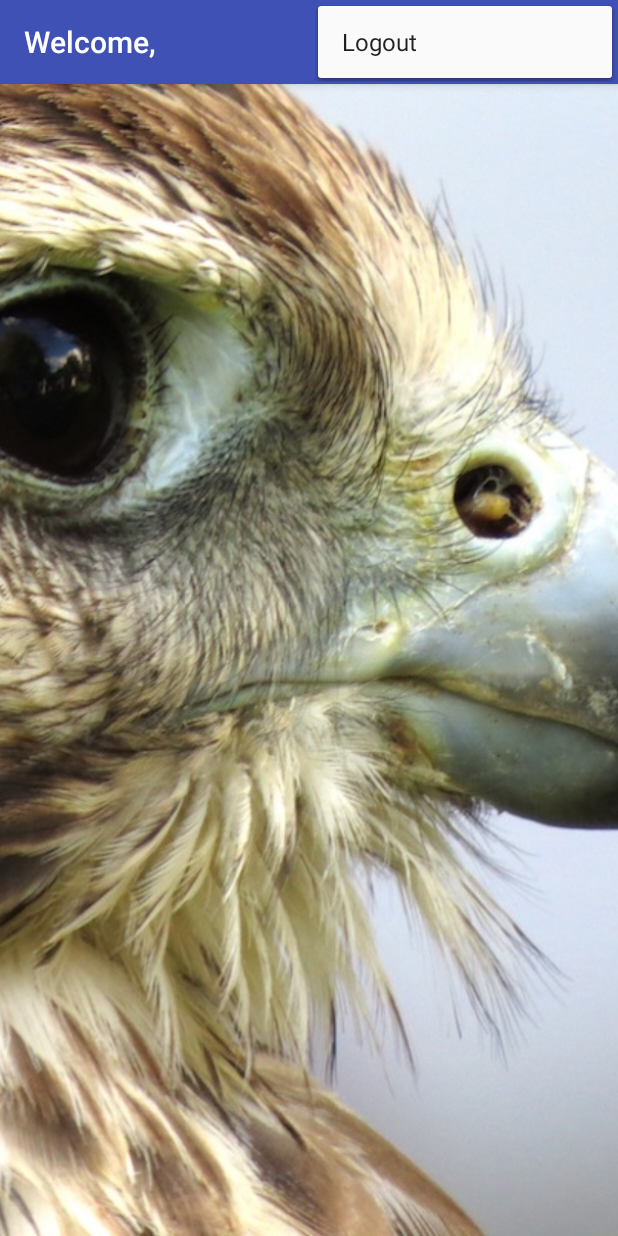
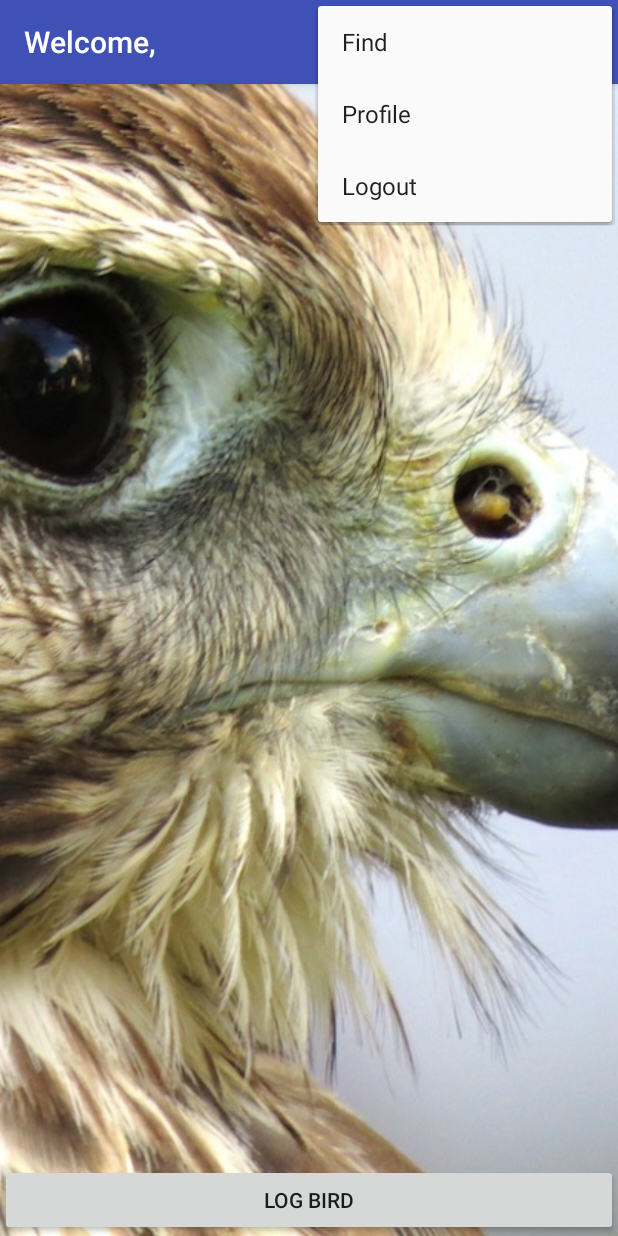
Before and after one commit to SandroMateo/FeatherFinder, an Android app: the screen it shows after launch once a user with an empty profile is signed in (MainActivity), with the options menu open, on a phone screen of 412 x 824 dp. Run offline under Robolectric (Android 15) with nearby library versions, the phone set to English and light mode, and no system bars; our stand-ins replace ButterKnife, Firebase (no records; nobody signed in at launch, a user with empty details on screens opened directly); 1 statement that could not run was skipped.

Commit message:
add profile item and find item to main dropdown menu, and create intent to go to LogBirdActivity when logBirdButton is clicked

```diff
--- a/FeatherFinder/app/src/main/AndroidManifest.xml
+++ b/FeatherFinder/app/src/main/AndroidManifest.xml
@@ -12,7 +12,7 @@
 
     <application
         android:allowBackup="true"
-        android:icon="@mipmap/ic_launcher"
+        android:icon="@drawable/icon"
         android:label="@string/app_name"
         android:supportsRtl="true"
         android:theme="@style/AppTheme">
--- a/FeatherFinder/app/src/main/java/com/epicodus/featherfinder/ui/MainActivity.java
+++ b/FeatherFinder/app/src/main/java/com/epicodus/featherfinder/ui/MainActivity.java
@@ -7,12 +7,17 @@ import android.os.Bundle;
 import android.view.Menu;
 import android.view.MenuInflater;
 import android.view.MenuItem;
+import android.view.View;
+import android.widget.Button;
 
 import com.epicodus.featherfinder.R;
 import com.google.firebase.auth.FirebaseAuth;
 import com.google.firebase.auth.FirebaseUser;
 
-public class MainActivity extends AppCompatActivity {
+import butterknife.Bind;
+
+public class MainActivity extends AppCompatActivity implements View.OnClickListener{
+    @Bind(R.id.logBirdButton) Button mLogBirdButton;
 
     private FirebaseAuth.AuthStateListener mAuthListener;
     private FirebaseAuth mAuth;
@@ -23,6 +28,7 @@ public class MainActivity extends AppCompatActivity {
         setContentView(R.layout.activity_main);
 
         mAuth = FirebaseAuth.getInstance();
+        mLogBirdButton.setOnClickListener(this);
 
         mAuthListener = new FirebaseAuth.AuthStateListener() {
             @Override
@@ -66,6 +72,14 @@ public class MainActivity extends AppCompatActivity {
         return super.onOptionsItemSelected(item);
     }
 
+    @Override
+    public void onClick(View v) {
+        if(v == mLogBirdButton) {
+            Intent intent = new Intent(MainActivity.this, LogBirdActivity.class);
+            startActivity(intent);
+        }
+    }
+
     private void logout() {
         FirebaseAuth.getInstance().signOut();
         Intent intent = new Intent(MainActivity.this, LoginActivity.class);
--- a/FeatherFinder/app/src/main/res/layout/activity_main.xml
+++ b/FeatherFinder/app/src/main/res/layout/activity_main.xml
@@ -17,4 +17,12 @@
         android:layout_alignParentLeft="true"
         android:layout_alignParentStart="true"
         android:id="@+id/imageView2" />
+
+    <Button
+        android:text="Log Bird"
+        android:layout_width="match_parent"
+        android:layout_height="wrap_content"
+        android:layout_alignParentBottom="true"
+        android:layout_centerHorizontal="true"
+        android:id="@+id/logBirdButton" />
 </RelativeLayout>
--- a/FeatherFinder/app/src/main/res/menu/menu_main.xml
+++ b/FeatherFinder/app/src/main/res/menu/menu_main.xml
@@ -1,6 +1,18 @@
 <?xml version="1.0" encoding="utf-8"?>
 <menu xmlns:android="http://schemas.android.com/apk/res/android"
     xmlns:app="http://schemas.android.com/apk/res-auto">
+
+    <item
+        android:id="@+id/action_find"
+        android:title="Find"
+        android:visible="true"
+        app:showAsAction="never" />
+
+    <item
+        android:id="@+id/action_profile"
+        android:title="Profile"
+        android:visible="true"
+        app:showAsAction="never" />
 
     <item
         android:id="@+id/action_logout"
```
Also changed, not shown: FeatherFinder/app/src/main/res/drawable/icon.png (added).
